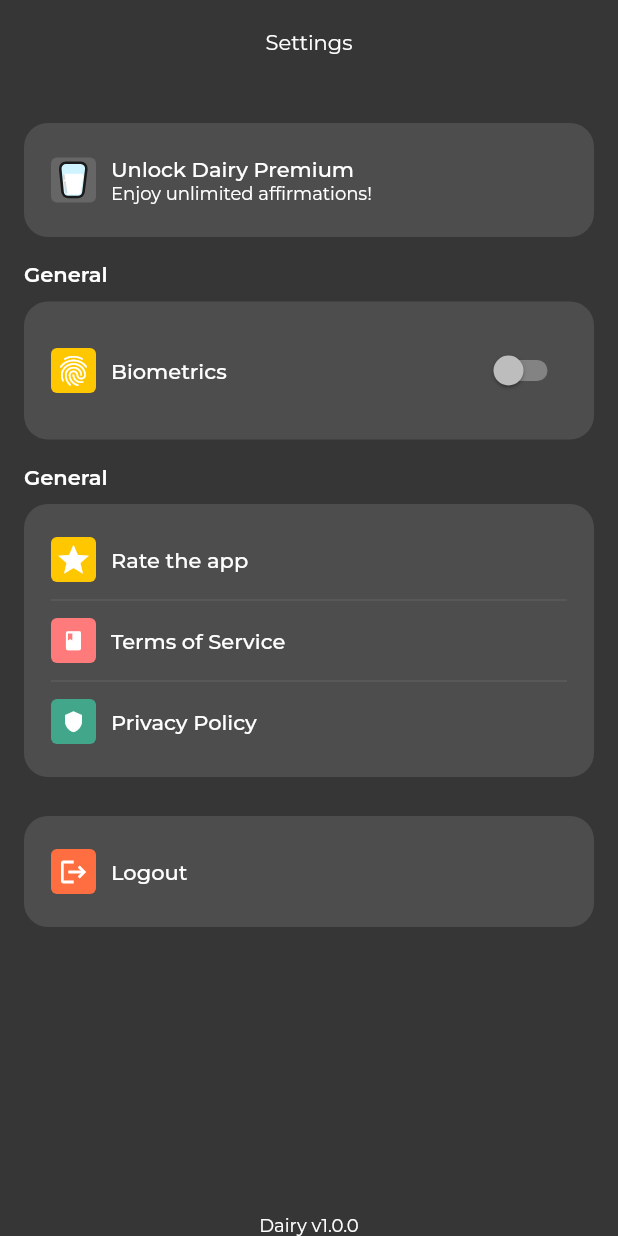
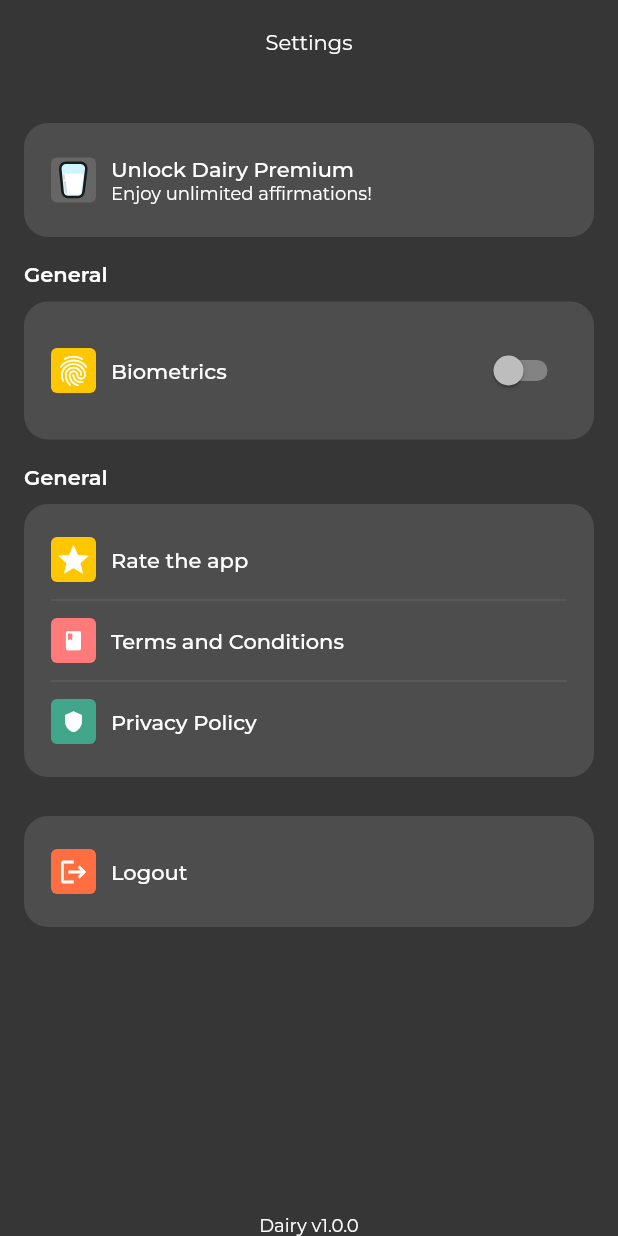
Before and after one commit to mendelordanza/dairy-app, a Flutter app: the SettingsPage screen opened by its route, after a tap on "Privacy Policy", on a phone screen of 412 x 824 dp. Run offline on Flutter 3.47's test engine with Material 2 defaults, Android fonts, the light colour scheme and no system bars; our stand-ins replace animated_text_kit, bloc, cloud_firestore, dio, equatable, firebase_auth and 17 more; missing offline and left inert: flutter_appauth, purchases_flutter; accounts and stored records are empty; generated files the repository leaves out were written again; statements that could not run were skipped; project files that could hold a hidden picture were left out.

Commit message:
feat: add privacy policy and terms and conditions

```diff
--- a/lib/presentation/settings/settings_page.dart
+++ b/lib/presentation/settings/settings_page.dart
@@ -42,7 +42,7 @@ class SettingsPage extends StatelessWidget {
           builder: (BuildContext context) {
             return StatefulBuilder(
                 builder: (BuildContext context, StateSetter setModalState) {
-                  return PaywallPage(
+              return PaywallPage(
                 offering: offerings.current!,
               );
             });
@@ -156,7 +156,7 @@ class SettingsPage extends StatelessWidget {
                           SettingItem(
                             onTap: () {
                               _launchUrl(
-                                  "https://budgetup.notion.site/BudgetUp-Terms-of-Service-0f0bf474649646eb94f39d562cf9d366?pvs=4");
+                                  "https://www.notion.so/dairyapp/Dairy-Terms-and-Conditions-0bb60f6f72d44af89be4db736e852533?pvs=4");
                             },
                             icon: const Center(
                               child: Icon(
@@ -166,13 +166,13 @@ class SettingsPage extends StatelessWidget {
                               ),
                             ),
                             iconBackgroundColor: const Color(0xFFff7a7a),
-                            label: "Terms of Service",
+                            label: "Terms and Conditions",
                           ),
                           const Divider(),
                           SettingItem(
                             onTap: () {
                               _launchUrl(
-                                  "https://budgetup.notion.site/BudgetUp-Privacy-Policy-e3cf48a7d2ba4661be89963696363918?pvs=4");
+                                  "https://www.notion.so/dairyapp/Dairy-Privacy-Policy-eba39361b5944b85918840a56bb6cd5f?pvs=4");
                             },
                             icon: const Center(
                               child: Icon(
```
Also changed, not shown: lib/presentation/onboarding/onboarding_generate_quote_page.dart (+7 -4 lines).
